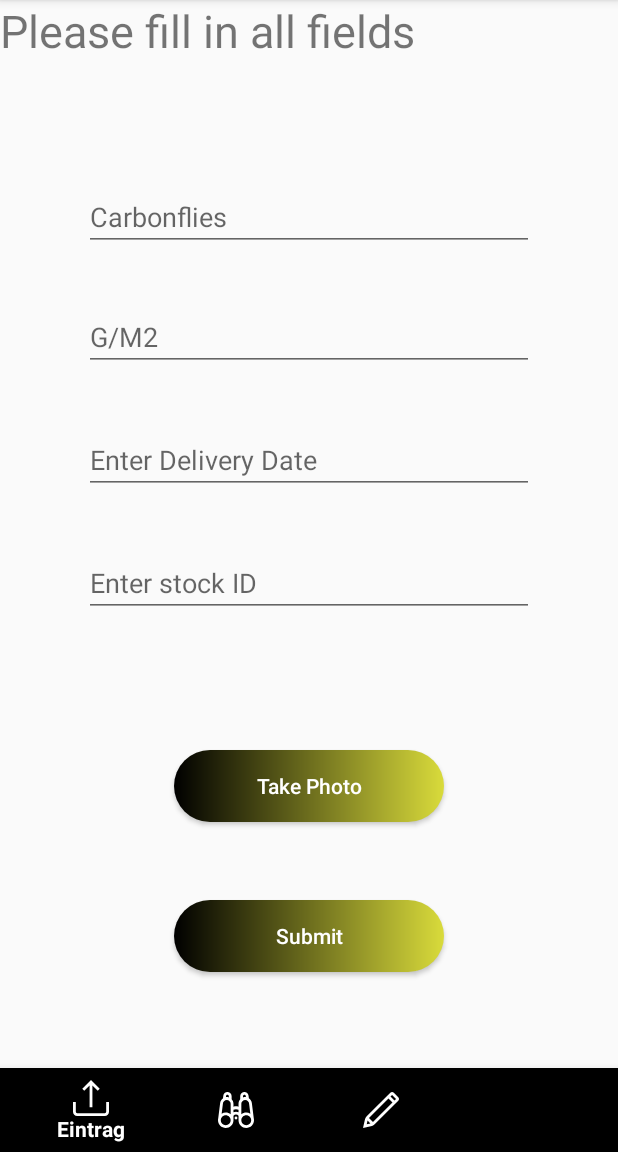
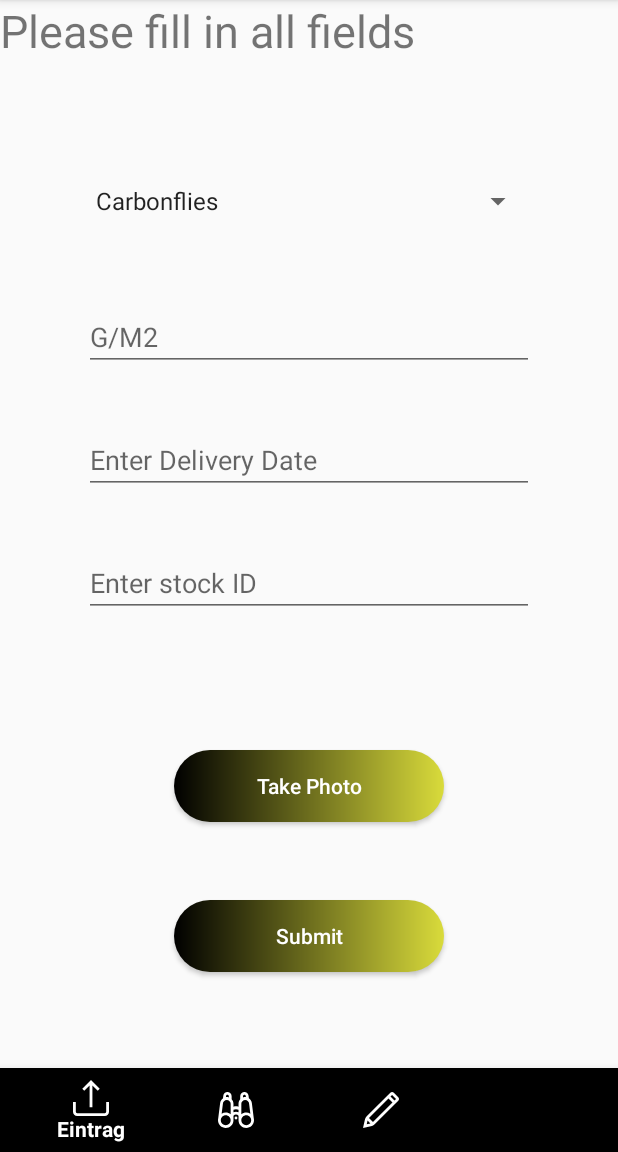
Before and after one commit to MattCas/TFC_Stockmaster, an Android app: the screen it shows after launch (MainActivity), after a tap on "Manuell Eintrag", on a phone screen of 412 x 824 dp, the part 84-1236 px from its top. Run offline under Robolectric (Android 15) with nearby library versions, the phone set to English and light mode, and no system bars.

Commit message:
image uploading postponed. Aim to finish database entry work first. Implemented Spinner successfully, works with DB submission too.

```diff
--- a/app/src/main/java/com/TFCStockmaster/MainActivity.java
+++ b/app/src/main/java/com/TFCStockmaster/MainActivity.java
@@ -226,7 +226,7 @@ public class MainActivity extends AppCompatActivity {
       DefaultHttpClient httpclient = new DefaultHttpClient();
       try {
         HttpPost httppost = new HttpPost(
-                "http://192.168.2.3:8003/savetofile.php"); // server
+                "http://192.168.2.49:8090/savetofile.php"); // server
 
         MultipartEntity reqEntity = new MultipartEntity();
         reqEntity.addPart("myFile",
--- a/app/src/main/java/com/TFCStockmaster/fragments/ManualEntryFragment.java
+++ b/app/src/main/java/com/TFCStockmaster/fragments/ManualEntryFragment.java
@@ -6,9 +6,12 @@ import android.text.InputType;
 import android.view.LayoutInflater;
 import android.view.View;
 import android.view.ViewGroup;
+import android.widget.AdapterView;
+import android.widget.ArrayAdapter;
 import android.widget.Button;
 import android.widget.DatePicker;
 import android.widget.EditText;
+import android.widget.Spinner;
 
 import androidx.fragment.app.Fragment;
 
@@ -17,9 +20,11 @@ import com.TFCStockmaster.R;
 
 import java.util.Calendar;
 
-public class ManualEntryFragment extends Fragment {
+public class ManualEntryFragment extends Fragment implements AdapterView.OnItemSelectedListener {
     DatePickerDialog picker;
     EditText eText, stockid;
+    String material;
+
     public ManualEntryFragment() {
         // Required empty public constructor
     }
@@ -59,19 +64,19 @@ public class ManualEntryFragment extends Fragment {
 
         // Submit Button variables
         final Button manEntrySubmitButton = view.findViewById(R.id.man_entry_submit_button);
-        final EditText manEntryMaterial   = view.findViewById(R.id.man_entry_material);
+        final Spinner manEntryMaterial    = view.findViewById(R.id.man_entry_material);
         final EditText manEntrySpecs      = view.findViewById(R.id.man_entry_specs);
         final EditText manEntryDate       = view.findViewById(R.id.man_entry_date_text);
         stockid                           = view.findViewById(R.id.man_entry_stockid);
+        // Setup material spinner
+        ArrayAdapter<CharSequence> adapter = ArrayAdapter.createFromResource(getContext(), R.array.planets_array, android.R.layout.simple_spinner_item);
+        adapter.setDropDownViewResource(android.R.layout.simple_spinner_dropdown_item);
+        manEntryMaterial.setAdapter(adapter);
+        manEntryMaterial.setOnItemSelectedListener(this);
         // Submit Button listener
         manEntrySubmitButton.setOnClickListener(new View.OnClickListener() {
             @Override
             public void onClick(View view) {
-                //Toast toast = Toast.makeText(getActivity(), "manEntrySubmitButton Pressed", Toast.LENGTH_SHORT);
-                //toast.show();
-                // Have to setContentview before fetching text from EditText
-
-                String material = manEntryMaterial.getText().toString();
                 String specs = manEntrySpecs.getText().toString();
                 String deliveryDate = manEntryDate.getText().toString();
                 // Enter code to submit entry details here
@@ -104,4 +109,15 @@ public class ManualEntryFragment extends Fragment {
         // Inflate the layout for this fragment
         return view;
     }
+    // Set Material variable from spinner selection
+    public void onItemSelected(AdapterView<?> parent, View view,
+                               int pos, long id) {
+        // An item was selected. You can retrieve the selected item using
+        // parent.getItemAtPosition(pos)
+        material = parent.getItemAtPosition(pos).toString();
+    }
+
+    public void onNothingSelected(AdapterView<?> parent) {
+        // Another interface callback
+    }
 }
--- a/app/src/main/res/layout/fragment_manual_entry.xml
+++ b/app/src/main/res/layout/fragment_manual_entry.xml
@@ -13,7 +13,7 @@
         android:textSize="30dp"
         android:layout_centerHorizontal="true"/>
 
-    <EditText
+    <Spinner
         android:id="@+id/man_entry_material"
         android:layout_width="300dp"
         android:layout_height="wrap_content"
--- a/app/src/main/res/values/strings.xml
+++ b/app/src/main/res/values/strings.xml
@@ -13,4 +13,16 @@
     <string name="submit">Submit</string>
     <string name="edit_entry_title">Edit Fields to Amend</string>
     <string name="take_photo">Take Photo</string>
+
+    <string-array name="planets_array">
+        <item>Carbonflies</item>
+        <item>Harzmenge</item>
+        <item>Hose</item>
+        <item>Mars</item>
+        <item>Jupiter</item>
+        <item>Saturn</item>
+        <item>Uranus</item>
+        <item>Neptune</item>
+    </string-array>
+
 </resources>
```
